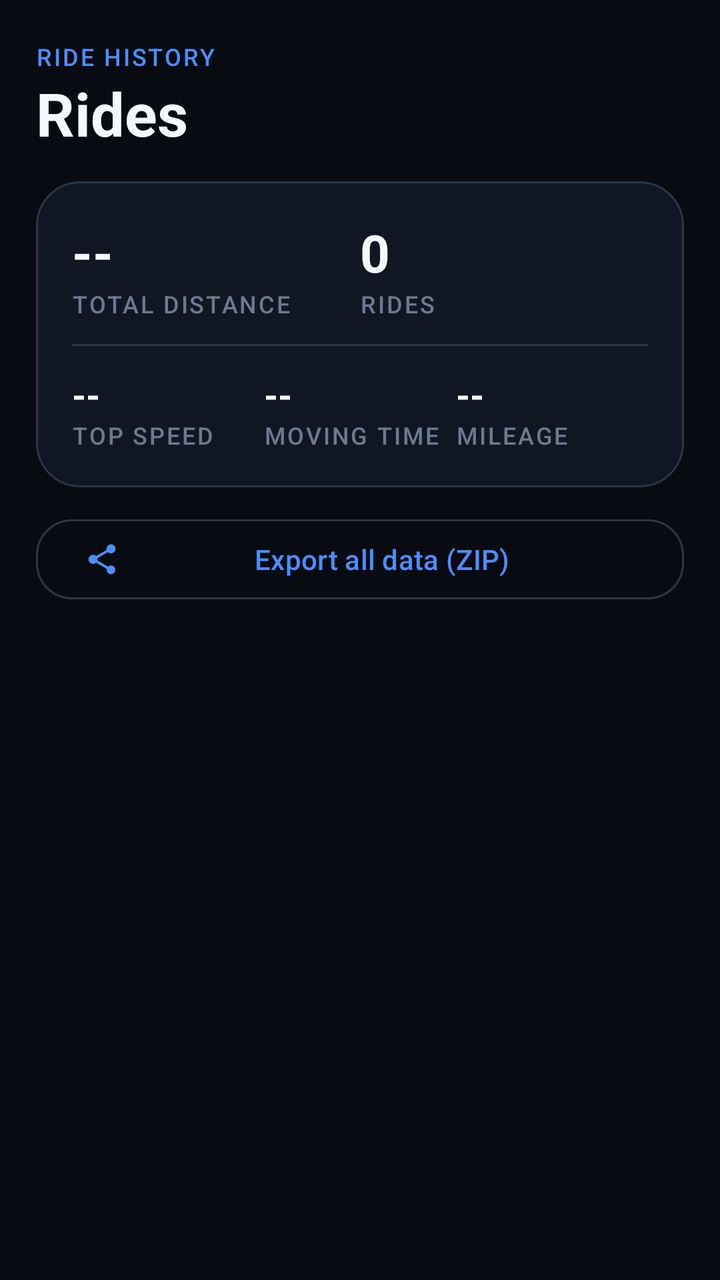
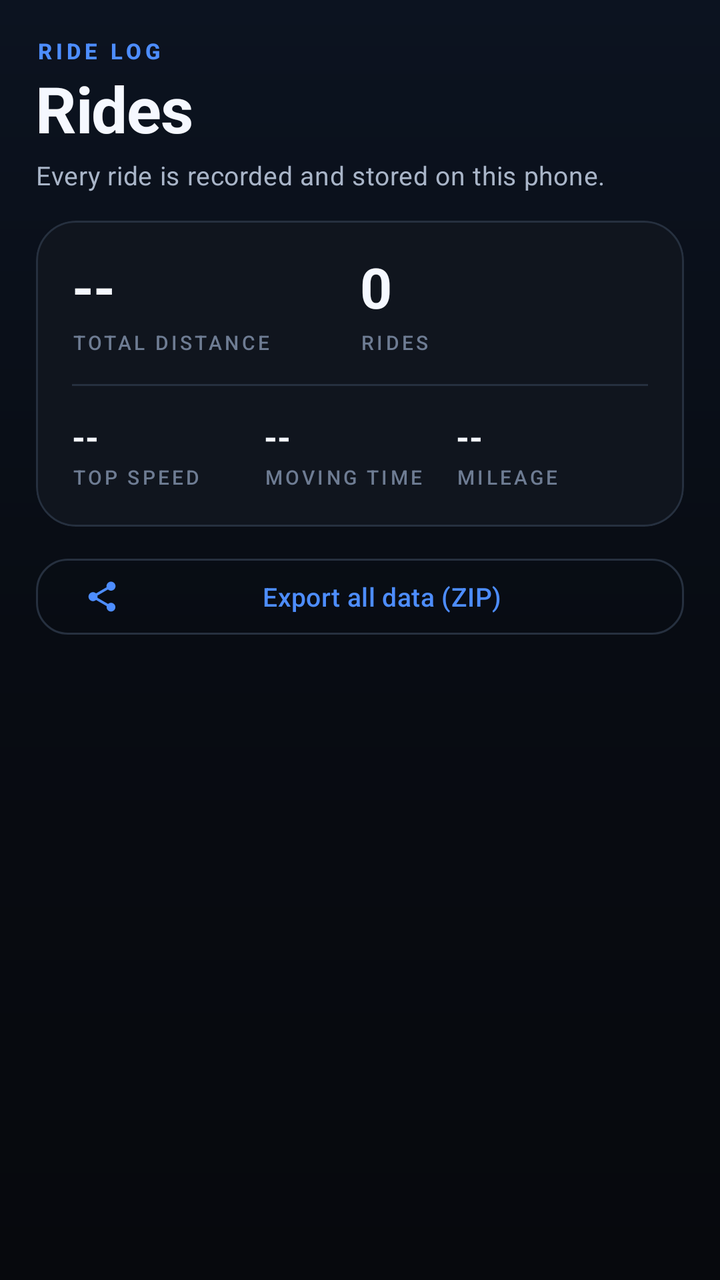

Compare the two renders of this Android layout. The source of the first and the diff that turns it into the second are given below.
<!-- AndroidManifest.xml: application theme Theme.XsrCompanion -->
<!-- res/layout/fragment_rides.xml -->
<?xml version="1.0" encoding="utf-8"?>
<LinearLayout xmlns:android="http://schemas.android.com/apk/res/android"
    xmlns:app="http://schemas.android.com/apk/res-auto"
    android:layout_width="match_parent"
    android:layout_height="match_parent"
    android:orientation="vertical">

    <LinearLayout
        android:layout_width="match_parent"
        android:layout_height="wrap_content"
        android:orientation="vertical"
        android:paddingHorizontal="@dimen/screen_pad"
        android:paddingTop="20dp"
        android:paddingBottom="8dp">

        <TextView
            android:layout_width="match_parent"
            android:layout_height="wrap_content"
            android:text="RIDE HISTORY"
            android:textAppearance="@style/TextAppearance.Xsr.Label"
            android:textColor="@color/primary" />

        <TextView
            android:layout_width="match_parent"
            android:layout_height="wrap_content"
            android:text="Rides"
            android:textColor="@color/text_primary"
            android:textSize="30sp"
            android:textStyle="bold" />

        <com.google.android.material.card.MaterialCardView
            style="@style/Widget.Xsr.Card"
            android:layout_width="match_parent"
            android:layout_height="wrap_content"
            android:layout_marginTop="14dp">

            <LinearLayout
                android:layout_width="match_parent"
                android:layout_height="wrap_content"
                android:orientation="vertical"
                android:padding="@dimen/card_pad">

                <LinearLayout
                    android:layout_width="match_parent"
                    android:layout_height="wrap_content"
                    android:orientation="horizontal">

                    <LinearLayout
                        android:layout_width="0dp"
                        android:layout_height="wrap_content"
                        android:layout_weight="1"
                        android:orientation="vertical">

                        <TextView
                            android:id="@+id/tvTotalDistance"
                            android:layout_width="match_parent"
                            android:layout_height="wrap_content"
                            android:text="--"
                            android:textAppearance="@style/TextAppearance.Xsr.Metric"
                            android:textSize="26sp" />

                        <TextView
                            android:layout_width="match_parent"
                            android:layout_height="wrap_content"
                            android:text="TOTAL DISTANCE"
                            android:textAppearance="@style/TextAppearance.Xsr.Label" />
                    </LinearLayout>

                    <LinearLayout
                        android:layout_width="0dp"
                        android:layout_height="wrap_content"
                        android:layout_weight="1"
                        android:orientation="vertical">

                        <TextView
                            android:id="@+id/tvRideCount"
                            android:layout_width="match_parent"
                            android:layout_height="wrap_content"
                            android:text="0"
                            android:textAppearance="@style/TextAppearance.Xsr.Metric"
                            android:textSize="26sp" />

                        <TextView
                            android:layout_width="match_parent"
                            android:layout_height="wrap_content"
                            android:text="RIDES"
                            android:textAppearance="@style/TextAppearance.Xsr.Label" />
                    </LinearLayout>
                </LinearLayout>

                <View
                    android:layout_width="match_parent"
                    android:layout_height="1dp"
                    android:layout_marginVertical="12dp"
                    android:background="@color/outline_color" />

                <LinearLayout
                    android:layout_width="match_parent"
                    android:layout_height="wrap_content"
                    android:orientation="horizontal">

                    <LinearLayout
                        android:layout_width="0dp"
                        android:layout_height="wrap_content"
                        android:layout_weight="1"
                        android:orientation="vertical">

                        <TextView
                            android:id="@+id/tvTopSpeed"
                            android:layout_width="match_parent"
                            android:layout_height="wrap_content"
                            android:text="--"
                            android:textColor="@color/text_primary"
                            android:textSize="18sp"
                            android:textStyle="bold" />

                        <TextView
                            android:layout_width="match_parent"
                            android:layout_height="wrap_content"
                            android:text="TOP SPEED"
                            android:textAppearance="@style/TextAppearance.Xsr.Label" />
                    </LinearLayout>

                    <LinearLayout
                        android:layout_width="0dp"
                        android:layout_height="wrap_content"
                        android:layout_weight="1"
                        android:orientation="vertical">

                        <TextView
                            android:id="@+id/tvTotalTime"
                            android:layout_width="match_parent"
                            android:layout_height="wrap_content"
                            android:text="--"
                            android:textColor="@color/text_primary"
                            android:textSize="18sp"
                            android:textStyle="bold" />

                        <TextView
                            android:layout_width="match_parent"
                            android:layout_height="wrap_content"
                            android:text="MOVING TIME"
                            android:textAppearance="@style/TextAppearance.Xsr.Label" />
                    </LinearLayout>

                    <LinearLayout
                        android:layout_width="0dp"
                        android:layout_height="wrap_content"
                        android:layout_weight="1"
                        android:orientation="vertical">

                        <TextView
                            android:id="@+id/tvAvgMileage"
                            android:layout_width="match_parent"
                            android:layout_height="wrap_content"
                            android:text="--"
                            android:textColor="@color/text_primary"
                            android:textSize="18sp"
                            android:textStyle="bold" />

                        <TextView
                            android:layout_width="match_parent"
                            android:layout_height="wrap_content"
                            android:text="MILEAGE"
                            android:textAppearance="@style/TextAppearance.Xsr.Label" />
                    </LinearLayout>
                </LinearLayout>
            </LinearLayout>
        </com.google.android.material.card.MaterialCardView>

        <com.google.android.material.button.MaterialButton
            android:id="@+id/btnExportAll"
            style="@style/Widget.Xsr.Button.Outlined"
            android:layout_width="match_parent"
            android:layout_height="wrap_content"
            android:layout_marginTop="12dp"
            android:text="Export all data (ZIP)"
            app:icon="@drawable/ic_share"
            app:iconSize="18dp" />
    </LinearLayout>

    <TextView
        android:id="@+id/tvEmpty"
        android:layout_width="match_parent"
        android:layout_height="wrap_content"
        android:gravity="center"
        android:padding="40dp"
        android:text="@string/empty_rides"
        android:textAppearance="@style/TextAppearance.Xsr.Caption"
        android:visibility="gone" />

    <androidx.recyclerview.widget.RecyclerView
        android:id="@+id/recyclerRides"
        android:layout_width="match_parent"
        android:layout_height="0dp"
        android:layout_weight="1"
        android:clipToPadding="false"
        android:paddingHorizontal="@dimen/screen_pad"
        android:paddingBottom="20dp"
        android:scrollbars="none" />

</LinearLayout>
<!-- resources referenced by this layout -->
<resources>
  <color name="outline_color">#2C3748</color>
  <style name="TextAppearance.Xsr.Caption" parent="TextAppearance.Material3.BodySmall">
          <item name="android:textColor">@color/text_secondary</item>
      </style>
  <style name="TextAppearance.Xsr.Label" parent="TextAppearance.Material3.LabelMedium">
          <item name="android:textColor">@color/text_muted</item>
          <item name="android:letterSpacing">0.08</item>
          <item name="android:textAllCaps">true</item>
      </style>
  <style name="TextAppearance.Xsr.Metric" parent="TextAppearance.Material3.HeadlineSmall">
          <item name="android:textColor">@color/text_primary</item>
          <item name="android:textStyle">bold</item>
      </style>
  <style name="Widget.Xsr.Button.Outlined" parent="Widget.Material3.Button.OutlinedButton">
          <item name="cornerRadius">18dp</item>
          <item name="android:minHeight">48dp</item>
          <item name="android:textAllCaps">false</item>
      </style>
  <style name="Widget.Xsr.Card" parent="Widget.Material3.CardView.Filled">
          <item name="cardBackgroundColor">@color/surface</item>
          <item name="cardCornerRadius">22dp</item>
          <item name="cardElevation">0dp</item>
          <item name="strokeColor">@color/outline_color</item>
          <item name="strokeWidth">1dp</item>
          <item name="contentPadding">0dp</item>
      </style>
  <style name="Theme.XsrCompanion" parent="Theme.Material3.Dark.NoActionBar">
          <item name="colorPrimary">@color/primary</item>
          <item name="colorOnPrimary">@color/on_primary</item>
          <item name="colorPrimaryContainer">@color/primary_dim</item>
          <item name="colorOnPrimaryContainer">@color/text_primary</item>
          <item name="colorSecondary">@color/secondary</item>
          <item name="colorOnSecondary">@color/on_secondary</item>
          <item name="colorTertiary">@color/tertiary</item>
  
          <item name="android:colorBackground">@color/bg_dark</item>
          <item name="colorSurface">@color/surface</item>
          <item name="colorOnSurface">@color/text_primary</item>
          <item name="colorSurfaceVariant">@color/surface_variant</item>
          <item name="colorOnSurfaceVariant">@color/text_secondary</item>
          <item name="colorOutline">@color/outline_color</item>
          <item name="colorError">@color/accent_red</item>
  
          <item name="android:statusBarColor">@android:color/transparent</item>
          <item name="android:navigationBarColor">@android:color/transparent</item>
          <item name="android:windowLightStatusBar">false</item>
          <item name="android:windowLightNavigationBar">false</item>
          <item name="android:enforceStatusBarContrast">false</item>
          <item name="android:enforceNavigationBarContrast">false</item>
          <item name="android:windowBackground">@color/bg_dark</item>
  
          <item name="materialCardViewStyle">@style/Widget.Xsr.Card</item>
          <item name="materialButtonStyle">@style/Widget.Xsr.Button</item>
      </style>
  <color name="text_secondary">#A7B3C7</color>
  <color name="text_muted">#6C7A90</color>
  <color name="surface">#111722</color>
  <color name="bg_dark">#080B11</color>
  <color name="surface_variant">#1A2231</color>
  <style name="Widget.Xsr.Button" parent="Widget.Material3.Button">
          <item name="cornerRadius">18dp</item>
          <item name="android:minHeight">52dp</item>
          <item name="android:textAllCaps">false</item>
      </style>
  <!-- unchanged entries left out for length: 12 -->
</resources>

<!-- the commit's change to res/layout/fragment_rides.xml (unified diff, before → after) -->
@@ -3,6 +3,7 @@
     xmlns:app="http://schemas.android.com/apk/res-auto"
     android:layout_width="match_parent"
     android:layout_height="match_parent"
+    android:background="@drawable/bg_app"
     android:orientation="vertical">
 
     <LinearLayout
@@ -10,23 +11,27 @@
         android:layout_height="wrap_content"
         android:orientation="vertical"
         android:paddingHorizontal="@dimen/screen_pad"
-        android:paddingTop="20dp"
+        android:paddingTop="18dp"
         android:paddingBottom="8dp">
 
         <TextView
             android:layout_width="match_parent"
             android:layout_height="wrap_content"
-            android:text="RIDE HISTORY"
-            android:textAppearance="@style/TextAppearance.Xsr.Label"
-            android:textColor="@color/primary" />
+            android:text="RIDE LOG"
+            android:textAppearance="@style/TextAppearance.Xsr.Eyebrow" />
 
         <TextView
             android:layout_width="match_parent"
             android:layout_height="wrap_content"
             android:text="Rides"
-            android:textColor="@color/text_primary"
-            android:textSize="30sp"
-            android:textStyle="bold" />
+            android:textAppearance="@style/TextAppearance.Xsr.ScreenTitle" />
+
+        <TextView
+            android:layout_width="match_parent"
+            android:layout_height="wrap_content"
+            android:layout_marginTop="3dp"
+            android:text="@string/rides_subtitle"
+            android:textAppearance="@style/TextAppearance.Xsr.ScreenSubtitle" />
 
         <com.google.android.material.card.MaterialCardView
             style="@style/Widget.Xsr.Card"
@@ -55,13 +60,15 @@
                             android:id="@+id/tvTotalDistance"
                             android:layout_width="match_parent"
                             android:layout_height="wrap_content"
+                            android:includeFontPadding="false"
                             android:text="--"
                             android:textAppearance="@style/TextAppearance.Xsr.Metric"
-                            android:textSize="26sp" />
-
-                        <TextView
-                            android:layout_width="match_parent"
-                            android:layout_height="wrap_content"
+                            android:textSize="28sp" />
+
+                        <TextView
+                            android:layout_width="match_parent"
+                            android:layout_height="wrap_content"
+                            android:layout_marginTop="3dp"
                             android:text="TOTAL DISTANCE"
                             android:textAppearance="@style/TextAppearance.Xsr.Label" />
                     </LinearLayout>
@@ -76,13 +83,15 @@
                             android:id="@+id/tvRideCount"
                             android:layout_width="match_parent"
                             android:layout_height="wrap_content"
+                            android:includeFontPadding="false"
                             android:text="0"
                             android:textAppearance="@style/TextAppearance.Xsr.Metric"
-                            android:textSize="26sp" />
-
-                        <TextView
-                            android:layout_width="match_parent"
-                            android:layout_height="wrap_content"
+                            android:textSize="28sp" />
+
+                        <TextView
+                            android:layout_width="match_parent"
+                            android:layout_height="wrap_content"
+                            android:layout_marginTop="3dp"
                             android:text="RIDES"
                             android:textAppearance="@style/TextAppearance.Xsr.Label" />
                     </LinearLayout>
@@ -91,7 +100,7 @@
                 <View
                     android:layout_width="match_parent"
                     android:layout_height="1dp"
-                    android:layout_marginVertical="12dp"
+                    android:layout_marginVertical="14dp"
                     android:background="@color/outline_color" />
 
                 <LinearLayout
@@ -111,12 +120,13 @@
                             android:layout_height="wrap_content"
                             android:text="--"
                             android:textColor="@color/text_primary"
-                            android:textSize="18sp"
+                            android:textSize="17sp"
                             android:textStyle="bold" />
 
                         <TextView
                             android:layout_width="match_parent"
                             android:layout_height="wrap_content"
+                            android:layout_marginTop="2dp"
                             android:text="TOP SPEED"
                             android:textAppearance="@style/TextAppearance.Xsr.Label" />
                     </LinearLayout>
@@ -133,12 +143,13 @@
                             android:layout_height="wrap_content"
                             android:text="--"
                             android:textColor="@color/text_primary"
-                            android:textSize="18sp"
+                            android:textSize="17sp"
                             android:textStyle="bold" />
 
                         <TextView
                             android:layout_width="match_parent"
                             android:layout_height="wrap_content"
+                            android:layout_marginTop="2dp"
                             android:text="MOVING TIME"
                             android:textAppearance="@style/TextAppearance.Xsr.Label" />
                     </LinearLayout>
@@ -155,12 +166,13 @@
                             android:layout_height="wrap_content"
                             android:text="--"
                             android:textColor="@color/text_primary"
-                            android:textSize="18sp"
+                            android:textSize="17sp"
                             android:textStyle="bold" />
 
                         <TextView
                             android:layout_width="match_parent"
                             android:layout_height="wrap_content"
+                            android:layout_marginTop="2dp"
                             android:text="MILEAGE"
                             android:textAppearance="@style/TextAppearance.Xsr.Label" />
                     </LinearLayout>
@@ -179,15 +191,43 @@
             app:iconSize="18dp" />
     </LinearLayout>
 
-    <TextView
+    <LinearLayout
         android:id="@+id/tvEmpty"
         android:layout_width="match_parent"
         android:layout_height="wrap_content"
+        android:layout_marginTop="24dp"
         android:gravity="center"
-        android:padding="40dp"
-        android:text="@string/empty_rides"
-        android:textAppearance="@style/TextAppearance.Xsr.Caption"
-        android:visibility="gone" />
+        android:orientation="vertical"
+        android:paddingHorizontal="36dp"
+        android:paddingVertical="24dp"
+        android:visibility="gone">
+
+        <ImageView
+            android:layout_width="148dp"
+            android:layout_height="wrap_content"
+            android:adjustViewBounds="true"
+            android:alpha="0.55"
+            android:contentDescription="@string/app_name"
+            android:src="@drawable/xsr_wordmark" />
+
+        <TextView
+            android:layout_width="match_parent"
+            android:layout_height="wrap_content"
+            android:layout_marginTop="20dp"
+            android:gravity="center"
+            android:text="@string/empty_rides_title"
+            android:textColor="@color/text_primary"
+            android:textSize="19sp"
+            android:textStyle="bold" />
+
+        <TextView
+            android:layout_width="match_parent"
+            android:layout_height="wrap_content"
+            android:layout_marginTop="6dp"
+            android:gravity="center"
+            android:text="@string/empty_rides"
+            android:textAppearance="@style/TextAppearance.Xsr.Caption" />
+    </LinearLayout>
 
     <androidx.recyclerview.widget.RecyclerView
         android:id="@+id/recyclerRides"
@@ -196,7 +236,7 @@
         android:layout_weight="1"
         android:clipToPadding="false"
         android:paddingHorizontal="@dimen/screen_pad"
+        android:paddingTop="2dp"
         android:paddingBottom="20dp"
         android:scrollbars="none" />
-
 </LinearLayout>
<!-- resource entries referenced after the edit -->
@@ -1,30 +1,79 @@
 <!-- resources referenced by this layout -->
 <resources>
-  <color name="outline_color">#2C3748</color>
+  <color name="outline_color">#26303F</color>
+  <!-- drawable bg_app (drawable) -->
+  <?xml version="1.0" encoding="utf-8"?>
+  <shape xmlns:android="http://schemas.android.com/apk/res/android"
+      android:shape="rectangle">
+      <gradient
+          android:angle="270"
+          android:centerColor="#080C13"
+          android:endColor="#07090D"
+          android:startColor="#0C1320" />
+  </shape>
+  <!-- drawable xsr_wordmark (drawable) -->
+  <?xml version="1.0" encoding="utf-8"?>
+  <vector xmlns:android="http://schemas.android.com/apk/res/android"
+      android:width="120dp"
+      android:height="73.39dp"
+      android:viewportWidth="242"
+      android:viewportHeight="148">
+      <path
+          android:fillColor="#FFFFFFFF"
+          android:fillType="evenOdd"
+          android:pathData="M201.00,22.00 L200.00,120.00 L203.00,121.00 L232.00,112.00 L239.00,67.00 L232.00,30.00 Z M40.00,22.00 L12.00,29.00 L9.00,31.00 L2.00,69.00 L9.00,112.00 L41.00,121.00 Z M150.00,10.00 L150.00,134.00 L153.00,135.00 L160.00,133.00 L161.00,131.00 L162.00,58.00 L167.00,61.00 L176.00,71.00 L176.00,126.00 L178.00,128.00 L186.00,125.00 L187.00,70.00 L185.00,64.00 L175.00,53.00 L186.00,38.00 L187.00,21.00 L183.00,17.00 L155.00,10.00 Z M162.00,23.00 L172.00,25.00 L176.00,28.00 L176.00,34.00 L167.00,46.00 L161.00,41.00 Z M90.00,9.00 L83.00,11.00 L81.00,13.00 L81.00,40.00 L75.00,47.00 L72.00,47.00 L65.00,39.00 L65.00,16.00 L55.00,19.00 L55.00,44.00 L57.00,48.00 L64.00,54.00 L64.00,57.00 L57.00,63.00 L55.00,67.00 L55.00,124.00 L60.00,127.00 L65.00,127.00 L65.00,73.00 L66.00,70.00 L72.00,64.00 L74.00,64.00 L81.00,71.00 L81.00,132.00 L89.00,135.00 L91.00,134.00 L91.00,66.00 L82.00,55.00 L91.00,45.00 Z M117.00,2.00 L103.00,6.00 L102.00,8.00 L102.00,41.00 L104.00,48.00 L128.00,71.00 L128.00,129.00 L124.00,132.00 L117.00,132.00 L113.00,129.00 L113.00,78.00 L103.00,68.00 L102.00,137.00 L106.00,140.00 L121.00,144.00 L139.00,138.00 L139.00,68.00 L136.00,62.00 L123.00,51.00 L113.00,40.00 L113.00,15.00 L118.00,12.00 L123.00,12.00 L128.00,15.00 L128.00,35.00 L138.00,45.00 L139.00,7.00 L124.00,2.00 Z" />
+  </vector>
+  <string name="app_name">XSR Companion</string>
+  <string name="empty_rides_title">No rides yet</string>
+  <string name="rides_subtitle">Every ride is recorded and stored on this phone.</string>
   <style name="TextAppearance.Xsr.Caption" parent="TextAppearance.Material3.BodySmall">
           <item name="android:textColor">@color/text_secondary</item>
+          <item name="android:lineSpacingExtra">2dp</item>
+      </style>
+  <style name="TextAppearance.Xsr.Eyebrow" parent="TextAppearance.Material3.LabelMedium">
+          <item name="android:textColor">@color/primary</item>
+          <item name="android:textSize">11sp</item>
+          <item name="android:textStyle">bold</item>
+          <item name="android:letterSpacing">0.18</item>
+          <item name="android:textAllCaps">true</item>
       </style>
   <style name="TextAppearance.Xsr.Label" parent="TextAppearance.Material3.LabelMedium">
           <item name="android:textColor">@color/text_muted</item>
-          <item name="android:letterSpacing">0.08</item>
+          <item name="android:textSize">10sp</item>
+          <item name="android:letterSpacing">0.14</item>
           <item name="android:textAllCaps">true</item>
       </style>
   <style name="TextAppearance.Xsr.Metric" parent="TextAppearance.Material3.HeadlineSmall">
           <item name="android:textColor">@color/text_primary</item>
           <item name="android:textStyle">bold</item>
+          <item name="android:letterSpacing">-0.01</item>
+      </style>
+  <style name="TextAppearance.Xsr.ScreenSubtitle" parent="TextAppearance.Material3.BodyMedium">
+          <item name="android:textColor">@color/text_secondary</item>
+          <item name="android:textSize">13sp</item>
+          <item name="android:lineSpacingExtra">2dp</item>
+      </style>
+  <style name="TextAppearance.Xsr.ScreenTitle" parent="TextAppearance.Material3.HeadlineSmall">
+          <item name="android:textColor">@color/text_primary</item>
+          <item name="android:textSize">32sp</item>
+          <item name="android:textStyle">bold</item>
+          <item name="android:letterSpacing">-0.015</item>
       </style>
   <style name="Widget.Xsr.Button.Outlined" parent="Widget.Material3.Button.OutlinedButton">
-          <item name="cornerRadius">18dp</item>
-          <item name="android:minHeight">48dp</item>
+          <item name="cornerRadius">16dp</item>
+          <item name="android:minHeight">46dp</item>
           <item name="android:textAllCaps">false</item>
+          <item name="android:textSize">13sp</item>
+          <item name="strokeColor">@color/outline</item>
       </style>
   <style name="Widget.Xsr.Card" parent="Widget.Material3.CardView.Filled">
           <item name="cardBackgroundColor">@color/surface</item>
-          <item name="cardCornerRadius">22dp</item>
+          <item name="cardCornerRadius">20dp</item>
           <item name="cardElevation">0dp</item>
           <item name="strokeColor">@color/outline_color</item>
           <item name="strokeWidth">1dp</item>
           <item name="contentPadding">0dp</item>
+          <item name="rippleColor">@color/ripple</item>
       </style>
   <style name="Theme.XsrCompanion" parent="Theme.Material3.Dark.NoActionBar">
           <item name="colorPrimary">@color/primary</item>
@@ -49,20 +98,36 @@
           <item name="android:windowLightNavigationBar">false</item>
           <item name="android:enforceStatusBarContrast">false</item>
           <item name="android:enforceNavigationBarContrast">false</item>
-          <item name="android:windowBackground">@color/bg_dark</item>
+          <item name="android:windowBackground">@drawable/bg_app</item>
   
           <item name="materialCardViewStyle">@style/Widget.Xsr.Card</item>
           <item name="materialButtonStyle">@style/Widget.Xsr.Button</item>
+          <item name="materialAlertDialogTheme">@style/ThemeOverlay.Xsr.Dialog</item>
       </style>
-  <color name="text_secondary">#A7B3C7</color>
-  <color name="text_muted">#6C7A90</color>
-  <color name="surface">#111722</color>
-  <color name="bg_dark">#080B11</color>
-  <color name="surface_variant">#1A2231</color>
+  <color name="text_secondary">#A9B5C8</color>
+  <color name="text_muted">#6E7C93</color>
+  <color name="outline">#26303F</color>
+  <color name="surface">#10151E</color>
+  <color name="ripple">#24FFFFFF</color>
+  <color name="bg_dark">#07090D</color>
+  <color name="surface_variant">#161D29</color>
   <style name="Widget.Xsr.Button" parent="Widget.Material3.Button">
-          <item name="cornerRadius">18dp</item>
-          <item name="android:minHeight">52dp</item>
+          <item name="cornerRadius">16dp</item>
+          <item name="android:minHeight">48dp</item>
           <item name="android:textAllCaps">false</item>
+          <item name="android:textSize">14sp</item>
+          <item name="android:letterSpacing">0.01</item>
+          <item name="iconPadding">8dp</item>
+      </style>
+  <style name="ThemeOverlay.Xsr.Dialog" parent="ThemeOverlay.Material3.MaterialAlertDialog">
+          <item name="colorSurface">@color/surface</item>
+          <item name="colorSurfaceContainerHigh">@color/surface</item>
+          <item name="colorOnSurface">@color/text_primary</item>
+          <item name="shapeAppearanceOverlay">@style/ShapeAppearanceOverlay.Xsr.Dialog</item>
+      </style>
+  <style name="ShapeAppearanceOverlay.Xsr.Dialog" parent="">
+          <item name="cornerFamily">rounded</item>
+          <item name="cornerSize">24dp</item>
       </style>
   <!-- unchanged entries left out for length: 12 -->
 </resources>
